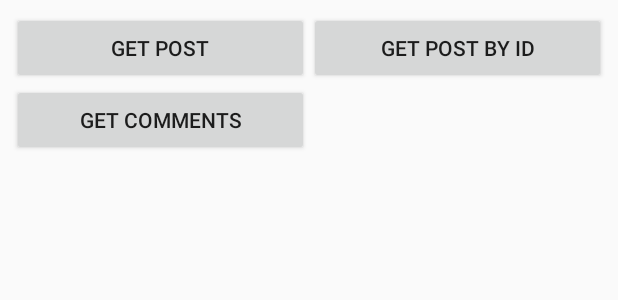
After one commit to bobboz/nursery, an Android app: the layout activity_retrofit_test.xml on its own in the app's theme, with its tools: preview values and no code run, on a phone screen of 412 x 824 dp. The commit adds this screen. Shown: the top 300 px of the screen. Run offline under Robolectric (Android 15) with nearby library versions, the light colour scheme and no system bars.

Commit message:
Changes: 1) Retrofit option has been added to the navigation drawer just for testing

```diff
--- a/app/build.gradle
+++ b/app/build.gradle
@@ -51,4 +51,6 @@ dependencies {
     implementation 'com.android.support:support-vector-drawable:28.0.0'
     implementation 'com.android.support:exifinterface:28.0.0'
     implementation 'com.getbase:floatingactionbutton:1.10.1'
+    implementation 'com.squareup.retrofit2:retrofit:2.5.0'
+    implementation 'com.squareup.retrofit2:converter-gson:2.4.0'
 }
--- a/app/src/main/AndroidManifest.xml
+++ b/app/src/main/AndroidManifest.xml
@@ -1,6 +1,8 @@
 <?xml version="1.0" encoding="utf-8"?>
 <manifest xmlns:android="http://schemas.android.com/apk/res/android"
     package="com.nexus.nurseryteacher">
+
+    <uses-permission android:name="android.permission.INTERNET" />
 
     <application
         android:allowBackup="true"
@@ -9,7 +11,8 @@
         android:roundIcon="@drawable/login"
         android:supportsRtl="true"
         android:theme="@style/AppTheme">
-        <activity android:name=".activity.AddChild"></activity>
+        <activity android:name=".activity.RetrofitTestActivity"></activity>
+        <activity android:name=".activity.AddChild" />
         <activity android:name=".activity.EditScheduleActivity" />
         <activity android:name=".activity.UpcomingEventActivity" />
         <activity android:name=".activity.EventsActivity" />
--- a/app/src/main/java/com/nexus/nurseryteacher/activity/MainActivity.java
+++ b/app/src/main/java/com/nexus/nurseryteacher/activity/MainActivity.java
@@ -98,6 +98,9 @@ public class MainActivity extends AppCompatActivity implements NavigationView.On
 
             /*Intent intent = new Intent(this, EventsActivity.class);
             startActivity(intent);*/
+        }else if (id == R.id.nav_retrofit_layout) {
+            Intent intent = new Intent(this, RetrofitTestActivity.class);
+            startActivity(intent);
         }
 
         DrawerLayout drawer = (DrawerLayout) findViewById(R.id.drawer_layout);
--- /dev/null
+++ b/app/src/main/res/layout/activity_retrofit_test.xml
@@ -0,0 +1,49 @@
+<?xml version="1.0" encoding="utf-8"?>
+<LinearLayout xmlns:android="http://schemas.android.com/apk/res/android"
+    xmlns:app="http://schemas.android.com/apk/res-auto"
+    xmlns:tools="http://schemas.android.com/tools"
+    android:layout_width="match_parent"
+    android:layout_height="match_parent"
+    android:padding="8dp"
+    android:orientation="vertical"
+    tools:context=".activity.RetrofitTestActivity">
+
+    <LinearLayout android:orientation="horizontal"
+        android:layout_height="wrap_content"
+        android:layout_width="match_parent"
+        android:weightSum="2">
+        <Button android:id="@+id/getPosts_btn"
+            android:layout_height="wrap_content"
+            android:layout_width="0dp"
+            android:layout_weight="1"
+            android:text="Get Post"/>
+
+        <Button android:id="@+id/getPostsByID_btn"
+            android:layout_height="wrap_content"
+            android:layout_width="0dp"
+            android:layout_weight="1"
+            android:text="Get Post By ID"/>
+    </LinearLayout>
+
+    <LinearLayout android:orientation="horizontal"
+        android:layout_height="wrap_content"
+        android:layout_width="match_parent"
+        android:weightSum="2">
+        <Button android:id="@+id/getComments_btn"
+            android:layout_height="wrap_content"
+            android:layout_width="0dp"
+            android:layout_weight="1"
+            android:text="Get Comments"/>
+    </LinearLayout>
+
+    <android.support.v4.widget.NestedScrollView android:layout_height="match_parent"
+        android:layout_width="match_parent">
+
+        <TextView android:id="@+id/get_result"
+            android:layout_width="wrap_content"
+            android:layout_height="wrap_content"
+            android:textSize="10pt"
+            android:textColor="#000"/>
+    </android.support.v4.widget.NestedScrollView>
+
+</LinearLayout>
--- a/app/src/main/res/menu/drawer_main_menu.xml
+++ b/app/src/main/res/menu/drawer_main_menu.xml
@@ -28,6 +28,12 @@
             android:icon="@drawable/search"
             android:title="Search"
             android:visible="false"/>
+
+        <item
+            android:id="@+id/nav_retrofit_layout"
+            android:icon="@drawable/search"
+            android:title="Retrofit"
+            android:visible="true"/>
         <!--
         <item
             android:id="@+id/settinglayout"
--- a/app/src/main/res/values/strings.xml
+++ b/app/src/main/res/values/strings.xml
@@ -133,8 +133,8 @@
         <item>Delete</item>
     </string-array>
 
-    <string name ="edit_current_event">Current </string>
-    <string name ="edit_last_month_event">Last Month</string>
+    <string name="edit_current_event">Current </string>
+    <string name="edit_last_month_event">Last Month</string>
 
     <string name="hello_blank_fragment">Hello blank fragment</string>
 
```
Also changed, not shown: app/src/main/java/com/nexus/nurseryteacher/Retrofit/Comment.java (added, +33 -0 lines), app/src/main/java/com/nexus/nurseryteacher/Retrofit/JsonPlaceHolderApi.java (added, +20 -0 lines), app/src/main/java/com/nexus/nurseryteacher/Retrofit/Post.java (added, +31 -0 lines), app/src/main/java/com/nexus/nurseryteacher/activity/RetrofitTestActivity.java (added, +168 -0 lines), 1 other file.
